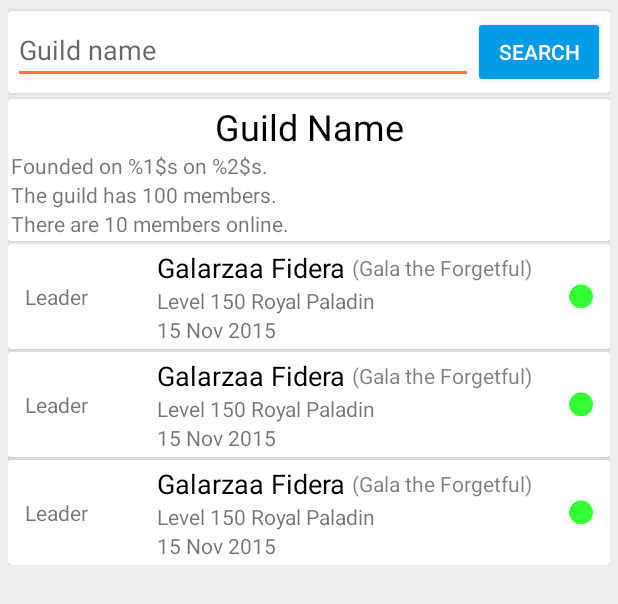
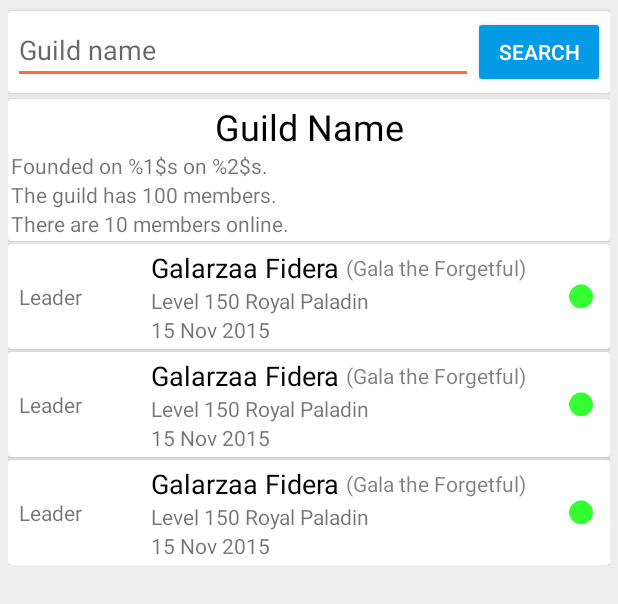
Before and after one commit to Galarzaa90/TibiaCompendium, an Android app: the layout fragment_guild.xml on its own in the app's theme, with its tools: preview values and no code run, on a phone screen of 412 x 824 dp. Shown: the top 604 px of the screen. Run offline under Robolectric (Android 15) with nearby library versions, the phone set to English and light mode, and no system bars.

Commit message:
Removed useless LinearLayout holding ConstraintLayout

```diff
--- a/app/src/main/res/layout/row_member.xml
+++ b/app/src/main/res/layout/row_member.xml
@@ -7,13 +7,10 @@
     android:layout_height="wrap_content"
     android:foreground="?attr/selectableItemBackground"
     android:clickable="true">
-    <LinearLayout
+    <android.support.constraint.ConstraintLayout
         android:layout_width="match_parent"
         android:layout_height="wrap_content"
         android:padding="@dimen/cardview_padding">
-        <android.support.constraint.ConstraintLayout
-            android:layout_width="match_parent"
-            android:layout_height="wrap_content">
         <TextView
             android:id="@+id/rank"
             android:layout_width="80dp"
@@ -22,7 +19,7 @@
             tools:text="Leader"
             app:layout_constraintTop_toTopOf="parent"
             app:layout_constraintBottom_toBottomOf="parent"
-                android:layout_marginStart="8dp"
+            android:layout_marginStart="4dp"
             app:layout_constraintLeft_toLeftOf="parent" />
         <TextView
             android:id="@+id/name"
@@ -71,5 +68,4 @@
             app:layout_constraintTop_toTopOf="parent"
             app:layout_constraintRight_toRightOf="parent" />
     </android.support.constraint.ConstraintLayout>
-    </LinearLayout>
 </android.support.v7.widget.CardView>
```
Lines whose indentation alone changed are shown as unchanged.
